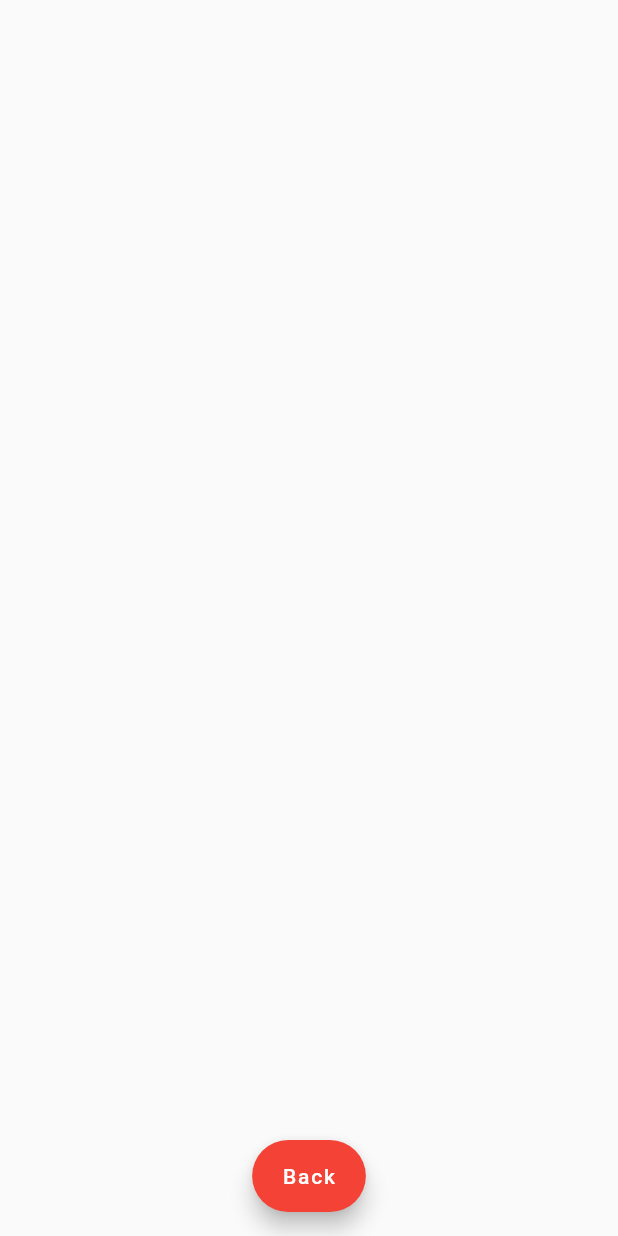
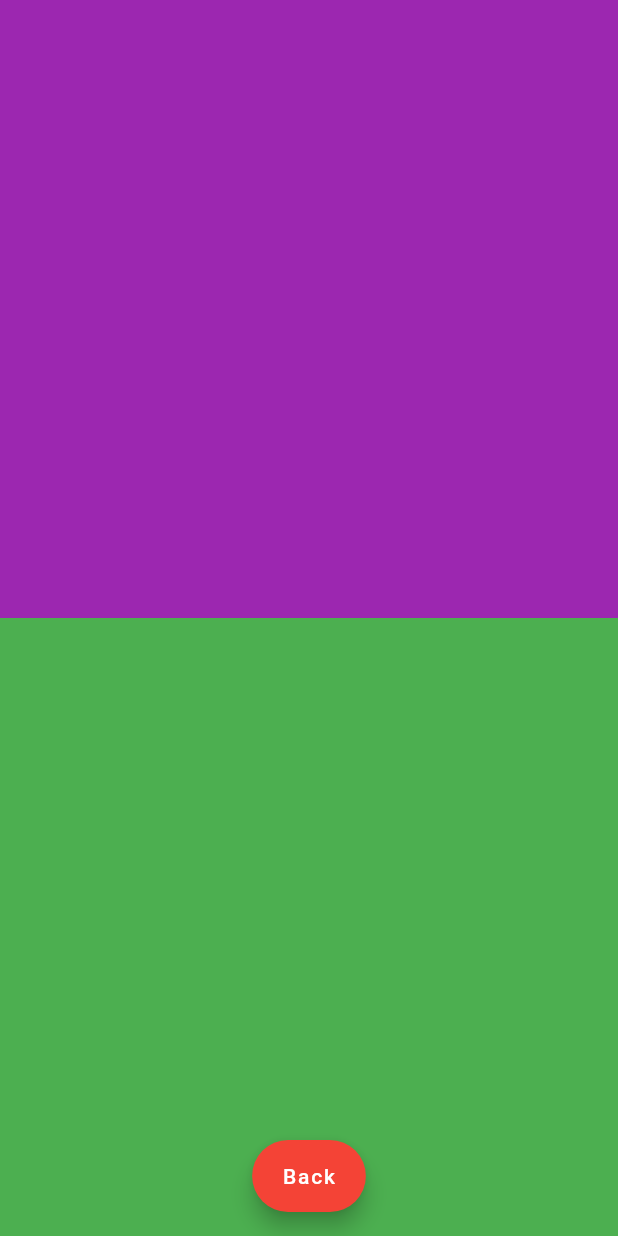
Before and after one commit to mahmoud-eslami/Custom_transaction, a Flutter app: the Second screen opened directly, on a phone screen of 412 x 824 dp. Run offline on Flutter 3.47's test engine with Material 2 defaults, Android fonts, the phone set to English and light mode, and no system bars.

Commit message:
Add some widget to second page

```diff
--- a/lib/screen/second.dart
+++ b/lib/screen/second.dart
@@ -11,6 +11,20 @@ class Second extends StatelessWidget {
         label: Text('Back'),
       ),
       floatingActionButtonLocation: FloatingActionButtonLocation.centerFloat,
+      body: Column(
+        children: <Widget>[
+          Container(
+            width: double.infinity,
+            height: MediaQuery.of(context).size.height / 2,
+            color: Colors.purple,
+          ),
+          Container(
+            width: double.infinity,
+            height: MediaQuery.of(context).size.height / 2,
+            color: Colors.green,
+          )
+        ],
+      ),
     );
   }
 }
```
